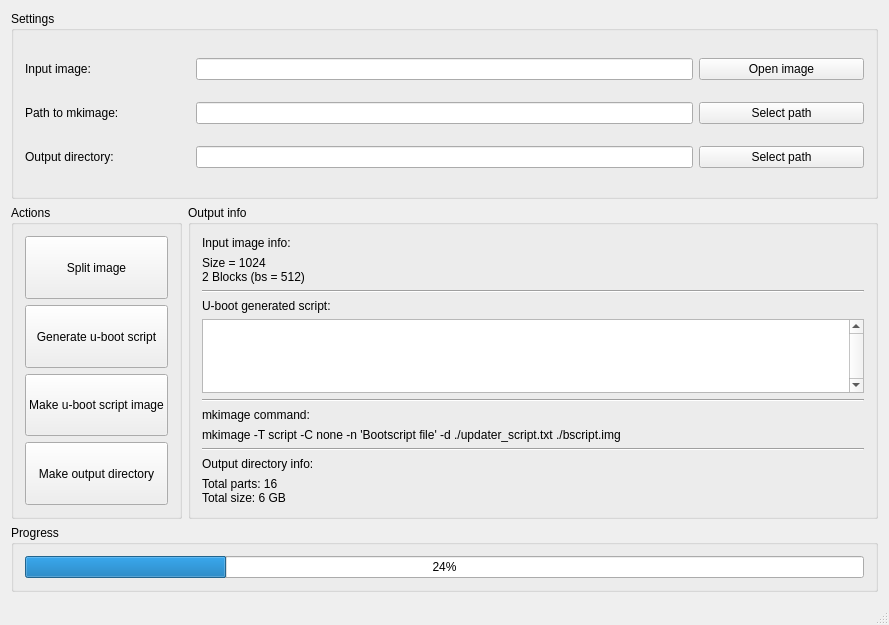
dmitry64/uboot-usb-updater, file mainwindow.ui: the form before one commit.
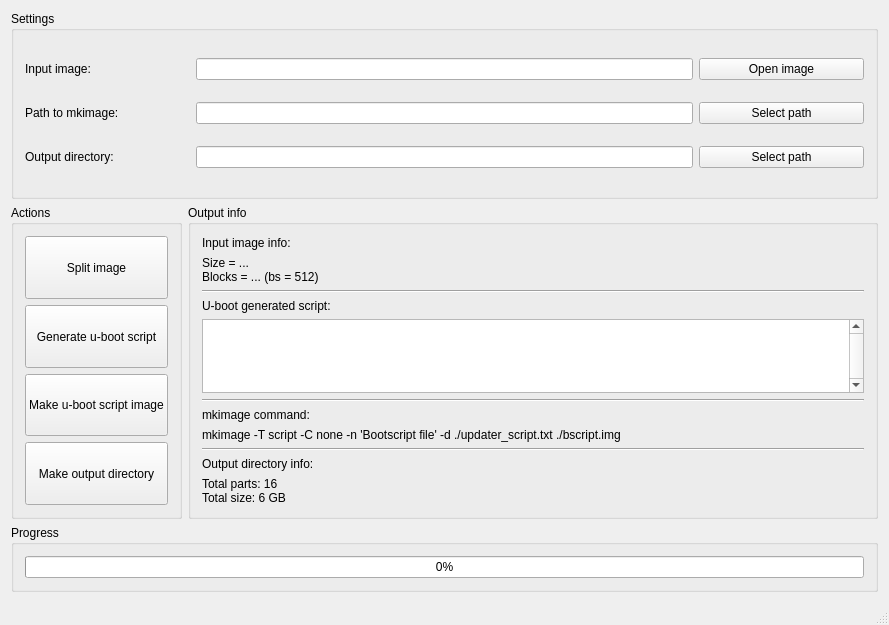
The form after the commit.

```diff
--- a/mainwindow.ui
+++ b/mainwindow.ui
@@ -217,8 +217,8 @@
            <item>
             <widget class="QLabel" name="label">
              <property name="text">
-              <string>Size = 1024
-2 Blocks (bs = 512)</string>
+              <string>Size = ...
+Blocks = ... (bs = 512)</string>
              </property>
             </widget>
            </item>
@@ -326,7 +326,7 @@
        <item>
         <widget class="QProgressBar" name="progressBar">
          <property name="value">
-          <number>24</number>
+          <number>0</number>
          </property>
         </widget>
        </item>
```
Left out of the diff: 6 changed lines with no effect on the pictures.
